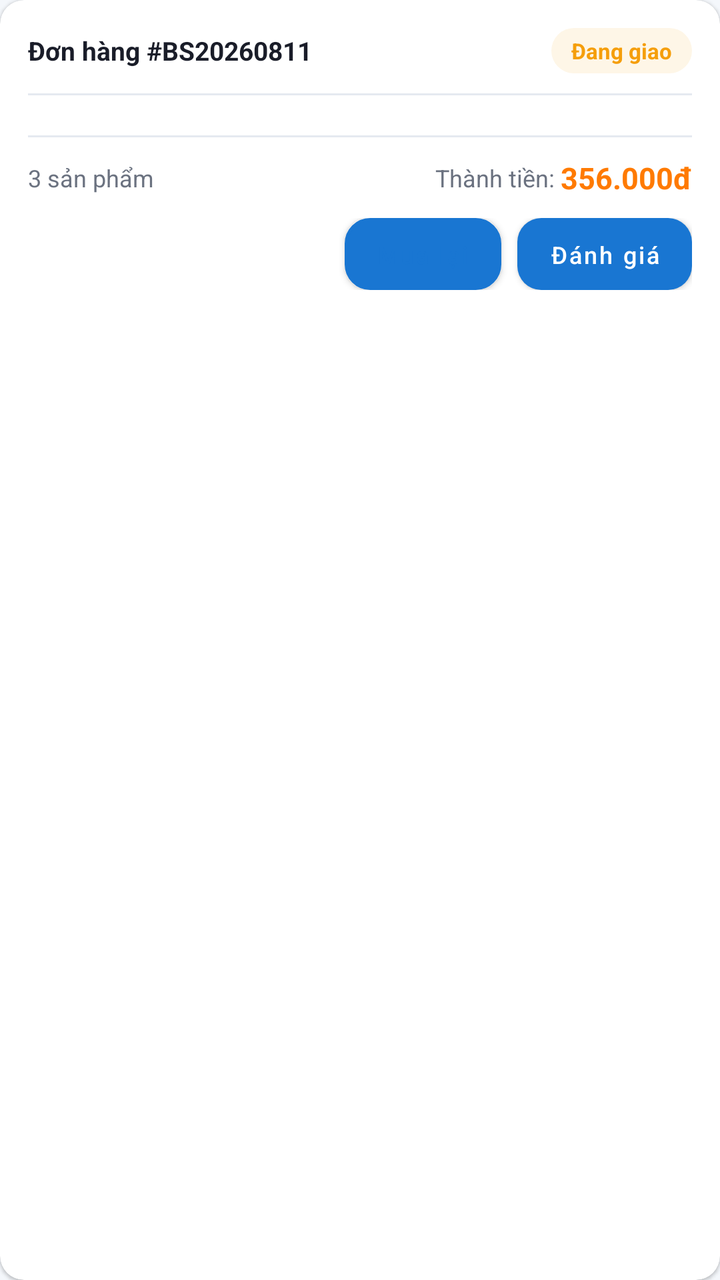
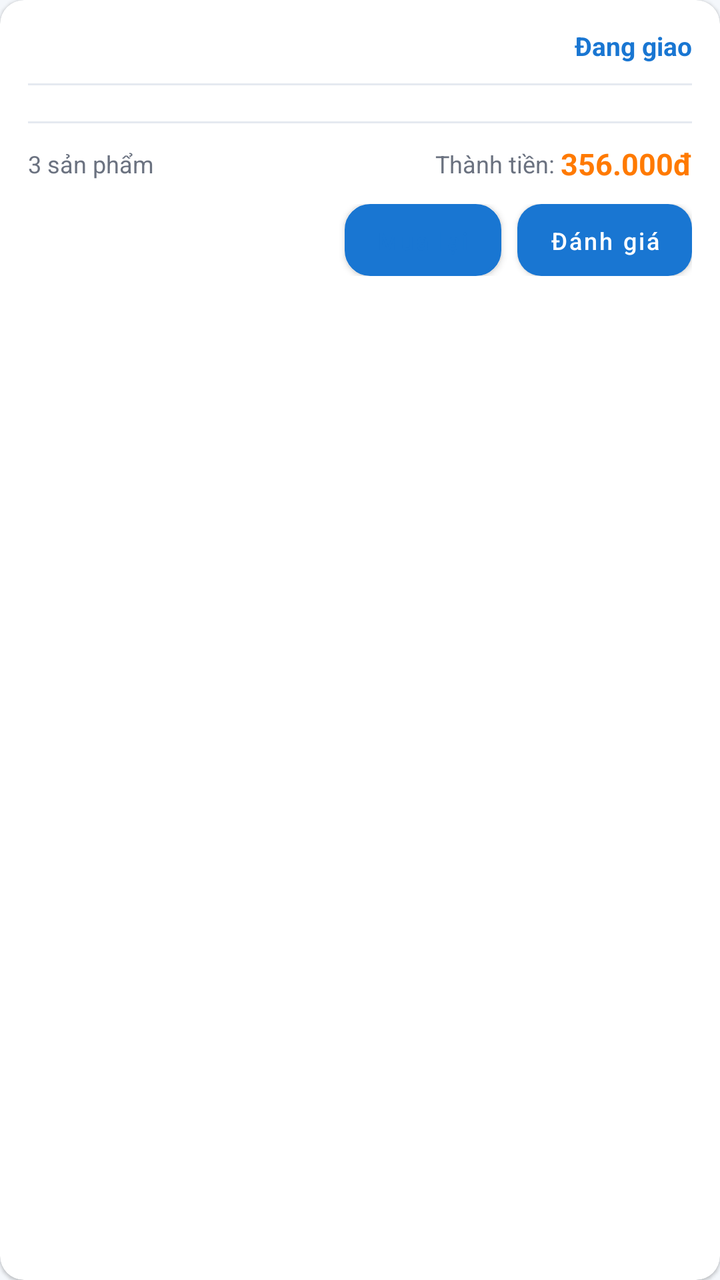

Before-and-after screenshots of an Android layout around one commit, followed by the original layout XML and the change that was made.
<!-- AndroidManifest.xml: application theme Theme.BookApp -->
<!-- res/layout/item_order.xml -->
<?xml version="1.0" encoding="utf-8"?>
<androidx.cardview.widget.CardView xmlns:android="http://schemas.android.com/apk/res/android"
    xmlns:app="http://schemas.android.com/apk/res-auto"
    android:layout_width="match_parent"
    android:layout_height="wrap_content"
    android:layout_marginHorizontal="16dp"
    android:layout_marginTop="12dp"
    app:cardBackgroundColor="@color/surface"
    app:cardCornerRadius="12dp"
    app:cardElevation="1dp">

    <LinearLayout
        android:layout_width="match_parent"
        android:layout_height="wrap_content"
        android:orientation="vertical"
        android:padding="14dp">

        
        <LinearLayout
            android:layout_width="match_parent"
            android:layout_height="wrap_content"
            android:gravity="center_vertical"
            android:orientation="horizontal">

            <TextView
                android:id="@+id/tv_order_code"
                android:layout_width="0dp"
                android:layout_height="wrap_content"
                android:layout_weight="1"
                android:text="Đơn hàng #BS20260811"
                android:textColor="@color/text_primary"
                android:textSize="13sp"
                android:textStyle="bold" />

            <TextView
                android:id="@+id/tv_order_status"
                android:layout_width="wrap_content"
                android:layout_height="wrap_content"
                android:background="@drawable/bg_status_chip"
                android:backgroundTint="@color/status_pending_bg"
                android:paddingHorizontal="10dp"
                android:paddingVertical="4dp"
                android:text="Đang giao"
                android:textColor="@color/status_pending"
                android:textSize="11sp"
                android:textStyle="bold" />
        </LinearLayout>

        <View
            android:layout_width="match_parent"
            android:layout_height="1dp"
            android:layout_marginTop="10dp"
            android:background="@color/divider" />

        
        <androidx.recyclerview.widget.RecyclerView
            android:id="@+id/rv_order_item_thumbs"
            android:layout_width="match_parent"
            android:layout_height="wrap_content"
            android:layout_marginTop="10dp"
            android:nestedScrollingEnabled="false"
            app:layoutManager="androidx.recyclerview.widget.LinearLayoutManager" />

        <View
            android:layout_width="match_parent"
            android:layout_height="1dp"
            android:layout_marginTop="10dp"
            android:background="@color/divider" />

        <LinearLayout
            android:layout_width="match_parent"
            android:layout_height="wrap_content"
            android:layout_marginTop="10dp"
            android:gravity="center_vertical"
            android:orientation="horizontal">

            <TextView
                android:id="@+id/tv_order_item_count"
                android:layout_width="0dp"
                android:layout_height="wrap_content"
                android:layout_weight="1"
                android:text="3 sản phẩm"
                android:textColor="@color/text_secondary"
                android:textSize="12sp" />

            <TextView
                android:layout_width="wrap_content"
                android:layout_height="wrap_content"
                android:text="Thành tiền: "
                android:textColor="@color/text_secondary"
                android:textSize="12sp" />

            <TextView
                android:id="@+id/tv_order_final_total"
                android:layout_width="wrap_content"
                android:layout_height="wrap_content"
                android:text="356.000đ"
                android:textColor="@color/accent_price"
                android:textSize="15sp"
                android:textStyle="bold" />
        </LinearLayout>

        <LinearLayout
            android:layout_width="match_parent"
            android:layout_height="wrap_content"
            android:layout_marginTop="10dp"
            android:gravity="end"
            android:orientation="horizontal">

            <Button
                android:id="@+id/btn_order_action_secondary"
                android:layout_width="wrap_content"
                android:layout_height="36dp"
                android:background="@drawable/bg_button_outline"
                android:elevation="0dp"
                android:minWidth="0dp"
                android:paddingHorizontal="16dp"
                android:text="Mua lại"
                android:textAllCaps="false"
                android:textColor="@color/primary"
                android:textSize="12sp" />

            <Button
                android:id="@+id/btn_order_action_primary"
                android:layout_width="wrap_content"
                android:layout_height="36dp"
                android:layout_marginStart="8dp"
                android:background="@drawable/bg_button_primary"
                android:elevation="0dp"
                android:minWidth="0dp"
                android:paddingHorizontal="16dp"
                android:text="Đánh giá"
                android:textAllCaps="false"
                android:textColor="@color/white"
                android:textSize="12sp" />
        </LinearLayout>

    </LinearLayout>
</androidx.cardview.widget.CardView>
<!-- resources referenced by this layout -->
<resources>
  <color name="accent_price">#FF7A00</color>
  <color name="divider">#E5E9F0</color>
  <color name="primary">#1976D2</color>
  <color name="status_pending">#F59E0B</color>
  <color name="status_pending_bg">#FEF6E7</color>
  <color name="surface">#FFFFFF</color>
  <color name="text_primary">#1A1D29</color>
  <color name="text_secondary">#6B7280</color>
  <color name="white">#FFFFFF</color>
  <!-- drawable bg_button_outline (drawable) -->
  <?xml version="1.0" encoding="utf-8"?>
  <shape xmlns:android="http://schemas.android.com/apk/res/android" android:shape="rectangle">
      <solid android:color="@color/surface" />
      <stroke android:width="1.5dp" android:color="@color/primary" />
      <corners android:radius="12dp" />
  </shape>
  <!-- drawable bg_button_primary (drawable) -->
  <?xml version="1.0" encoding="utf-8"?>
  <shape xmlns:android="http://schemas.android.com/apk/res/android" android:shape="rectangle">
      <solid android:color="@color/primary" />
      <corners android:radius="12dp" />
  </shape>
  <!-- drawable bg_status_chip (drawable) -->
  <?xml version="1.0" encoding="utf-8"?>
  <shape xmlns:android="http://schemas.android.com/apk/res/android" android:shape="rectangle">
      <solid android:color="@color/status_success_bg" />
      <corners android:radius="20dp" />
  </shape>
  <style name="Theme.BookApp" parent="Theme.MaterialComponents.DayNight.NoActionBar">
          
          <item name="colorPrimary">@color/primary</item>
          
          <item name="colorPrimaryDark">@color/primary_dark</item>
          
          <item name="colorAccent">@color/accent_price</item>
  
          
          <item name="android:windowBackground">@color/background</item>
          
          <item name="android:textColorPrimary">@color/text_primary</item>
      </style>
  <color name="status_success_bg">#E8F7EE</color>
  <color name="primary_dark">#0D47A1</color>
  <color name="background">#F4F7FB</color>
</resources>

<!-- the commit's change to res/layout/item_order.xml (unified diff, before → after) -->
@@ -19,30 +19,16 @@
         <LinearLayout
             android:layout_width="match_parent"
             android:layout_height="wrap_content"
-            android:gravity="center_vertical"
+            android:gravity="end"
             android:orientation="horizontal">
-
-            <TextView
-                android:id="@+id/tv_order_code"
-                android:layout_width="0dp"
-                android:layout_height="wrap_content"
-                android:layout_weight="1"
-                android:text="Đơn hàng #BS20260811"
-                android:textColor="@color/text_primary"
-                android:textSize="13sp"
-                android:textStyle="bold" />
 
             <TextView
                 android:id="@+id/tv_order_status"
                 android:layout_width="wrap_content"
                 android:layout_height="wrap_content"
-                android:background="@drawable/bg_status_chip"
-                android:backgroundTint="@color/status_pending_bg"
-                android:paddingHorizontal="10dp"
-                android:paddingVertical="4dp"
                 android:text="Đang giao"
-                android:textColor="@color/status_pending"
-                android:textSize="11sp"
+                android:textColor="@color/primary"
+                android:textSize="13sp"
                 android:textStyle="bold" />
         </LinearLayout>
 
@@ -54,10 +40,11 @@
 
         
         <androidx.recyclerview.widget.RecyclerView
-            android:id="@+id/rv_order_item_thumbs"
+            android:id="@+id/rv_order_items"
             android:layout_width="match_parent"
             android:layout_height="wrap_content"
-            android:layout_marginTop="10dp"
+            android:layout_marginTop="8dp"
+            android:orientation="horizontal"
             android:nestedScrollingEnabled="false"
             app:layoutManager="androidx.recyclerview.widget.LinearLayoutManager" />
 
<!-- resource entries referenced after the edit -->
@@ -3,10 +3,9 @@
   <color name="accent_price">#FF7A00</color>
   <color name="divider">#E5E9F0</color>
   <color name="primary">#1976D2</color>
-  <color name="status_pending">#F59E0B</color>
-  <color name="status_pending_bg">#FEF6E7</color>
   <color name="surface">#FFFFFF</color>
   <color name="text_primary">#1A1D29</color>
+  <color name="text_hint">#A0A6B1</color>
   <color name="text_secondary">#6B7280</color>
   <color name="white">#FFFFFF</color>
   <!-- drawable bg_button_outline (drawable) -->
@@ -22,12 +21,6 @@
       <solid android:color="@color/primary" />
       <corners android:radius="12dp" />
   </shape>
-  <!-- drawable bg_status_chip (drawable) -->
-  <?xml version="1.0" encoding="utf-8"?>
-  <shape xmlns:android="http://schemas.android.com/apk/res/android" android:shape="rectangle">
-      <solid android:color="@color/status_success_bg" />
-      <corners android:radius="20dp" />
-  </shape>
   <style name="Theme.BookApp" parent="Theme.MaterialComponents.DayNight.NoActionBar">
           
           <item name="colorPrimary">@color/primary</item>
@@ -40,8 +33,9 @@
           <item name="android:windowBackground">@color/background</item>
           
           <item name="android:textColorPrimary">@color/text_primary</item>
+          
+          <item name="android:textColorHint">@color/text_hint</item>
       </style>
-  <color name="status_success_bg">#E8F7EE</color>
   <color name="primary_dark">#0D47A1</color>
   <color name="background">#F4F7FB</color>
 </resources>
